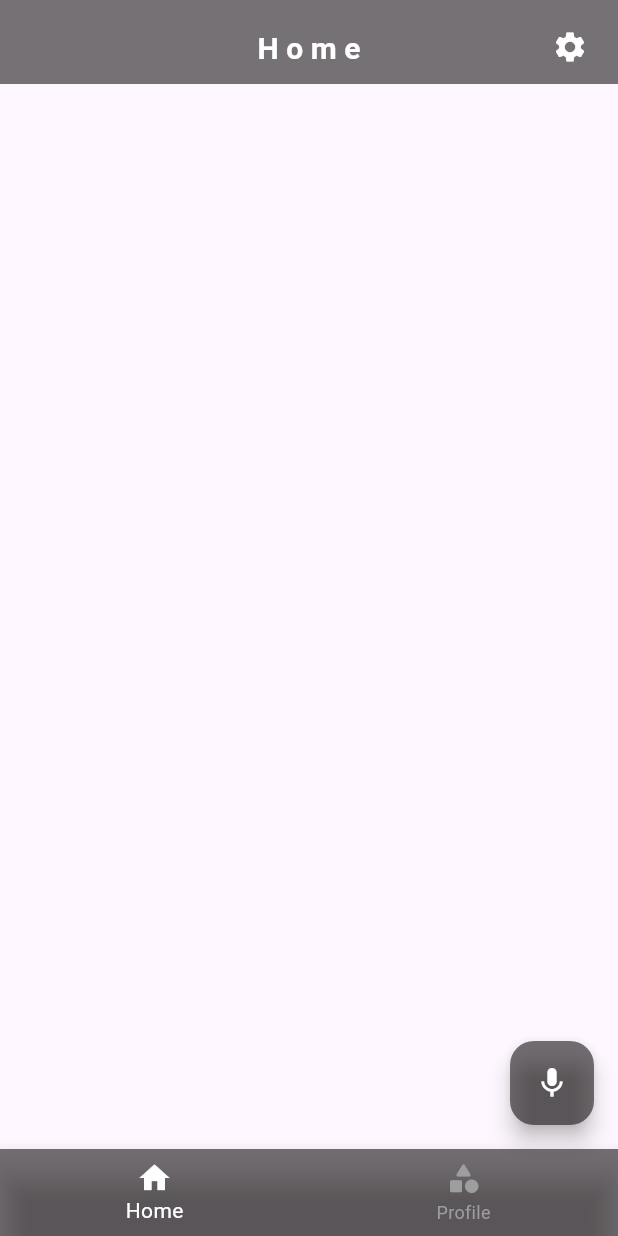
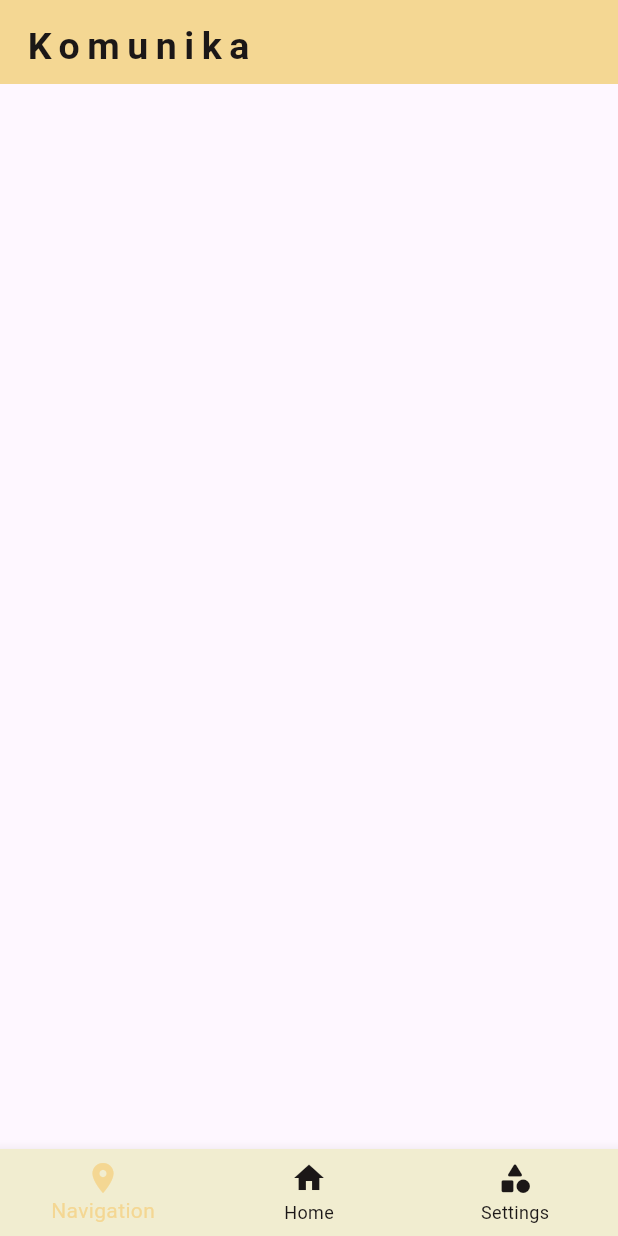
Before and after one commit to mbcabalos/Komunika, a Flutter app: the screen it shows after launch, on a phone screen of 412 x 824 dp. Run offline on Flutter 3.47's test engine with Material 3 defaults, Android fonts, the phone set to English and light mode, and no system bars; our stand-ins replace just_audio.

```diff
--- a/mobile_flutter/lib/screens/bottom_nav_screen/botton_nav_page.dart
+++ b/mobile_flutter/lib/screens/bottom_nav_screen/botton_nav_page.dart
@@ -2,6 +2,7 @@
 
 import 'package:flutter/material.dart';
 import 'package:komunika/screens/home_screen/home_page.dart';
+import 'package:komunika/screens/navigation_screen/navigation_page.dart';
 import 'package:komunika/screens/settings_screen/setting_page.dart';
 import 'package:komunika/utils/colors.dart';
 
@@ -16,6 +17,7 @@ class _BottomNavPageState extends State<BottomNavPage> {
   int _currentPageIndex = 0;
 
   final List<Widget> _screens = [
+    const NavigationPage(),
     const HomePage(),
     const SettingPage(),
   ];
@@ -24,9 +26,9 @@ class _BottomNavPageState extends State<BottomNavPage> {
     return Scaffold(
       body: _screens[_currentPageIndex], // Display the selected screen
       bottomNavigationBar: BottomNavigationBar(
-        backgroundColor: ColorsPalette.black.withOpacity(0.6),
-        selectedItemColor: ColorsPalette.white, // Color for the selected item
-        unselectedItemColor: ColorsPalette.grey, // Color for the unselected items
+        backgroundColor: ColorsPalette.whiteYellow,
+        selectedItemColor: ColorsPalette.appBar,
+        unselectedItemColor: ColorsPalette.black,
         currentIndex: _currentPageIndex,
         onTap: (index) {
           setState(() {
@@ -36,12 +38,16 @@ class _BottomNavPageState extends State<BottomNavPage> {
 
         items: const [
           BottomNavigationBarItem(
+            icon: Icon(Icons.location_on),
+            label: 'Navigation',
+          ),
+          BottomNavigationBarItem(
             icon: Icon(Icons.home),
             label: 'Home',
           ),
           BottomNavigationBarItem(
             icon: Icon(Icons.category_rounded),
-            label: 'Profile',
+            label: 'Settings',
           ),
         ],
       ),
--- /dev/null
+++ b/mobile_flutter/lib/screens/navigation_screen/navigation_page.dart
@@ -0,0 +1,19 @@
+import 'package:flutter/material.dart';
+import 'package:komunika/widgets/app_bar.dart';
+
+class NavigationPage extends StatefulWidget {
+  const NavigationPage({super.key});
+
+  @override
+  State<NavigationPage> createState() => _NavigationPageState();
+}
+
+class _NavigationPageState extends State<NavigationPage> {
+  @override
+  Widget build(BuildContext context) {
+    return Scaffold(
+      appBar: AppBarWidget(title: "Komunika", isBackButton: false, isSettingButton: false),
+
+    );
+  }
+}
--- a/mobile_flutter/lib/screens/settings_screen/setting_page.dart
+++ b/mobile_flutter/lib/screens/settings_screen/setting_page.dart
@@ -12,7 +12,7 @@ class _SettingPageState extends State<SettingPage> {
   @override
   Widget build(BuildContext context) {
     return Scaffold(
-      appBar: AppBarWidget(title: "Settings", isBackButton: true, isSettingButton: false),
+      appBar: AppBarWidget(title: "Settings", isBackButton: false, isSettingButton: false),
 
     );
   }
--- a/mobile_flutter/lib/utils/colors.dart
+++ b/mobile_flutter/lib/utils/colors.dart
@@ -1,6 +1,9 @@
 import 'package:flutter/material.dart';
 
 class ColorsPalette {
+  static const Color background = Color.fromARGB(255, 228, 220, 157);
+  static const Color appBar = Color.fromARGB(255, 244, 215, 147);
+  static const Color whiteYellow = Color.fromARGB(255, 241, 237, 208);
   static const Color black = Color(0xFF1B1717);
   static const Color white = Color(0xFFFFFFFF);
   static const Color blue = Colors.blue;
--- a/mobile_flutter/lib/widgets/app_bar.dart
+++ b/mobile_flutter/lib/widgets/app_bar.dart
@@ -20,12 +20,11 @@ class AppBarWidget extends StatelessWidget implements PreferredSizeWidget {
         child: Text(
           title,
           style: const TextStyle(
-              fontSize: 20, fontWeight: FontWeight.bold, letterSpacing: 5),
+              fontSize: 25, fontWeight: FontWeight.bold, letterSpacing: 5),
         ),
       ),
-      backgroundColor: ColorsPalette.black.withOpacity(0.6),
-      foregroundColor: Colors.white,
-      centerTitle: true,
+      backgroundColor: ColorsPalette.appBar,
+      foregroundColor: ColorsPalette.black,
       automaticallyImplyLeading: isBackButton,
       leading: isBackButton
           ? Padding(
--- a/mobile_flutter/pubspec.yaml
+++ b/mobile_flutter/pubspec.yaml
@@ -65,6 +65,10 @@ flutter:
     - assets/
     - assets/images/
     - assets/images/ishkolarium.png
+    - assets/images/text_to_speech.png
+    - assets/images/speech_to_text.png
+    - assets/images/sign_transcriber.png
+    - assets/images/on_screen_captions.png
 
   # An image asset can refer to one or more resolution-specific "variants", see
   # https://flutter.dev/to/resolution-aware-images
```
Also changed, not shown: mobile_flutter/lib/screens/home_screen/home_page.dart (+42 -13 lines), mobile_flutter/lib/screens/text_to_speech_screen/tts_page.dart (+4 -3 lines), mobile_flutter/lib/widgets/home_widgets/home_card.dart (added, +62 -0 lines), mobile_flutter/assets/images/on_screen_captions.png (added), mobile_flutter/assets/images/sign_transcriber.png (added), mobile_flutter/assets/images/speech_to_text.png (added), mobile_flutter/assets/images/text_to_speech.png (added), 1 other file.
